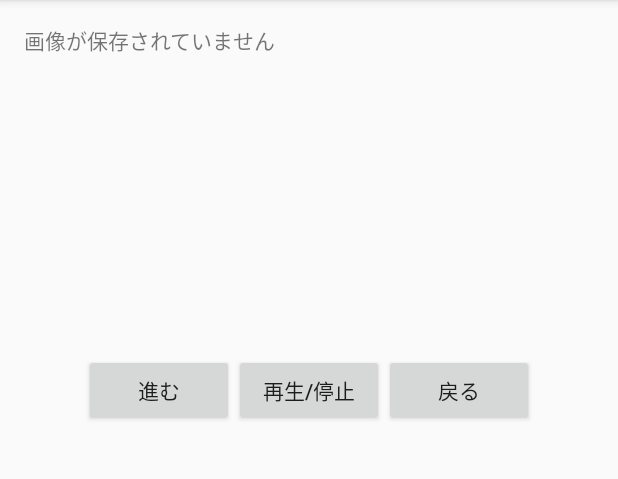
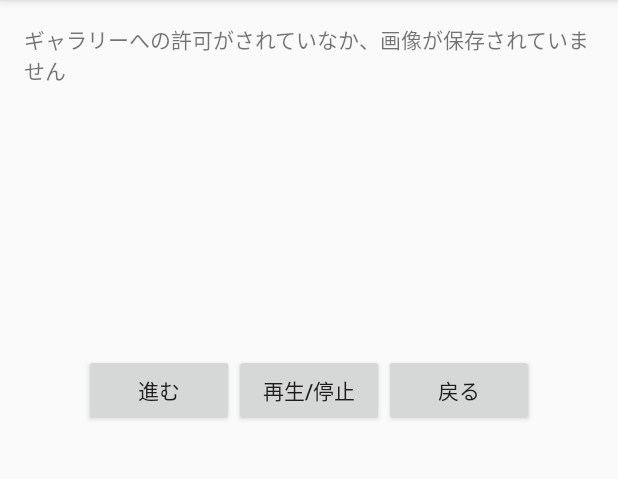
Before and after one commit to MoeHatori/AutoSlideshowApp, an Android app: the screen it shows after launch (MainActivity), after a tap on "進む", on a phone screen of 412 x 824 dp, the part 84-563 px from its top. Run offline under Robolectric (Android 15) with nearby library versions, the phone set to English and light mode, and no system bars; libraries missing offline, so code that uses them is left out: jp.techacademy.moe.

Commit message:
エラー修正

```diff
--- a/app/src/main/java/jp/techacademy/moe/hatori/autoslideshowapp/MainActivity.kt
+++ b/app/src/main/java/jp/techacademy/moe/hatori/autoslideshowapp/MainActivity.kt
@@ -49,11 +49,12 @@ class MainActivity : AppCompatActivity() {
             getContentsInfo()
         }
 
+
         //再生ボタン実装
         start_button.setOnClickListener {
 
             if(picURLInfo.count() == 0 ){
-                error.text = "画像が保存されていません"
+                error.text = "ギャラリーへの許可がされていなか、画像が保存されていません"
             } else {
                 if (mTimer == null){
 
@@ -102,7 +103,7 @@ class MainActivity : AppCompatActivity() {
         prev_button.setOnClickListener {
 
             if(picURLInfo.count() == 0 ){
-                error.text = "画像が保存されていません"
+                error.text = "ギャラリーへの許可がされていなか、画像が保存されていません"
             } else if (counter == 0){
                 imageView.setImageURI(picURLInfo[Nowindex])
                 Log.d("ANDROID_URI",Nowindex.toString())
@@ -125,10 +126,8 @@ class MainActivity : AppCompatActivity() {
 
         //戻るボタンが押されたときの処理
         next_button.setOnClickListener {
-
-
             if(picURLInfo.count() == 0 ){
-                error.text = "画像が保存されていません"
+                error.text = "ギャラリーへの許可がされていなか、画像が保存されていません"
             } else {
                 //Nowindexが要素数と一致したときの判定処理
                 counter += 1
@@ -187,6 +186,14 @@ class MainActivity : AppCompatActivity() {
         cursor.close()
     }
 
+    override fun onResume() {
+        super.onResume()
+        Log.d("ANDROID_URI","OnResume")
+
+
+
+    }
+
 
 
 }
```
